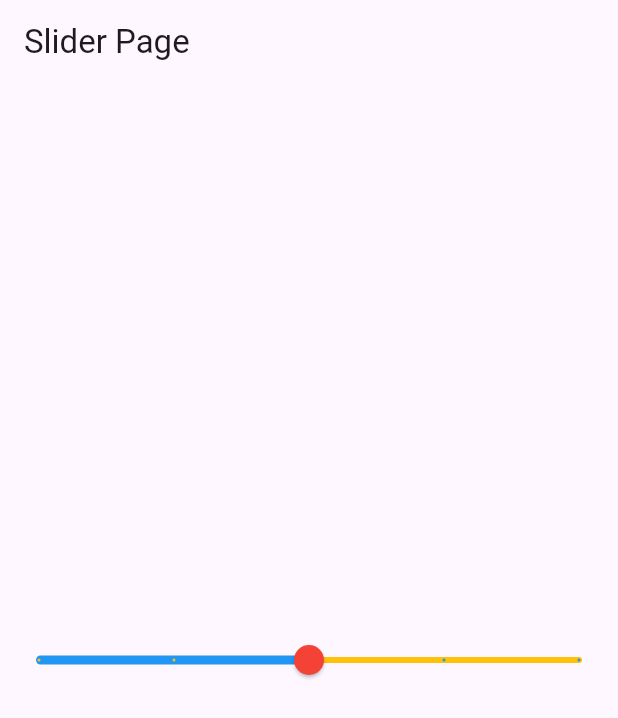
After one commit to fr4nsgallegos/imcappg14, a Flutter app: the screen it shows after launch, on a phone screen of 412 x 824 dp. The commit adds this screen. Shown: the top 718 px of the screen. Run offline on Flutter 3.47's test engine with Material 3 defaults, Android fonts, the phone set to English and light mode, and no system bars.

Commit message:
slider page

```diff
--- a/lib/main.dart
+++ b/lib/main.dart
@@ -1,7 +1,8 @@
 import 'package:flutter/material.dart';
 import 'package:imcappg14/pages/home_page.dart';
 import 'package:imcappg14/pages/richtext_page.dart';
+import 'package:imcappg14/pages/slider_page.dart';
 
 void main() {
-  runApp(MaterialApp(home: RichtextPage(), debugShowCheckedModeBanner: false));
+  runApp(MaterialApp(home: SliderPage(), debugShowCheckedModeBanner: false));
 }
--- /dev/null
+++ b/lib/pages/slider_page.dart
@@ -0,0 +1,40 @@
+import 'package:flutter/material.dart';
+
+class SliderPage extends StatefulWidget {
+  @override
+  State<SliderPage> createState() => _SliderPageState();
+}
+
+class _SliderPageState extends State<SliderPage> {
+  double valor = 5;
+
+  @override
+  Widget build(BuildContext context) {
+    return Scaffold(
+      appBar: AppBar(title: Text("Slider Page")),
+      body: Center(
+        child: Column(
+          mainAxisSize: MainAxisSize.min,
+          children: [
+            Slider(
+              value: valor,
+              min: 1, //valor mínimo, si no se define entonces es 0
+              max: 10, //vvalor  máximo, si no se degine entonces es 1
+              divisions: 4, //divide el slider en dos partes iguales
+              label:
+                  '${valor.toStringAsFixed(0)}', // texto que va a aparecer sobre el slider al usar divisiones
+              activeColor: Colors.blue, //Color de la parte que se rellena
+              inactiveColor: Colors.amber, //Color de la parte que no se rellena
+              thumbColor: Colors.red, //Color de la bolita
+              onChanged: (v) {
+                valor = v;
+                print(valor);
+                setState(() {});
+              },
+            ),
+          ],
+        ),
+      ),
+    );
+  }
+}
```
